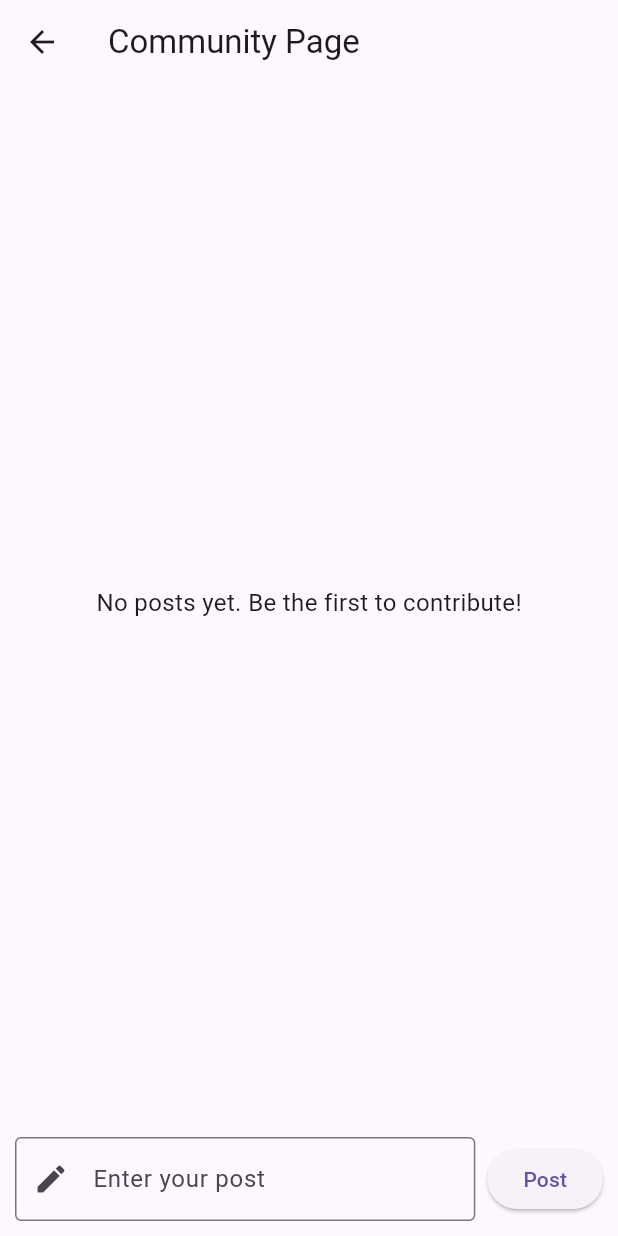
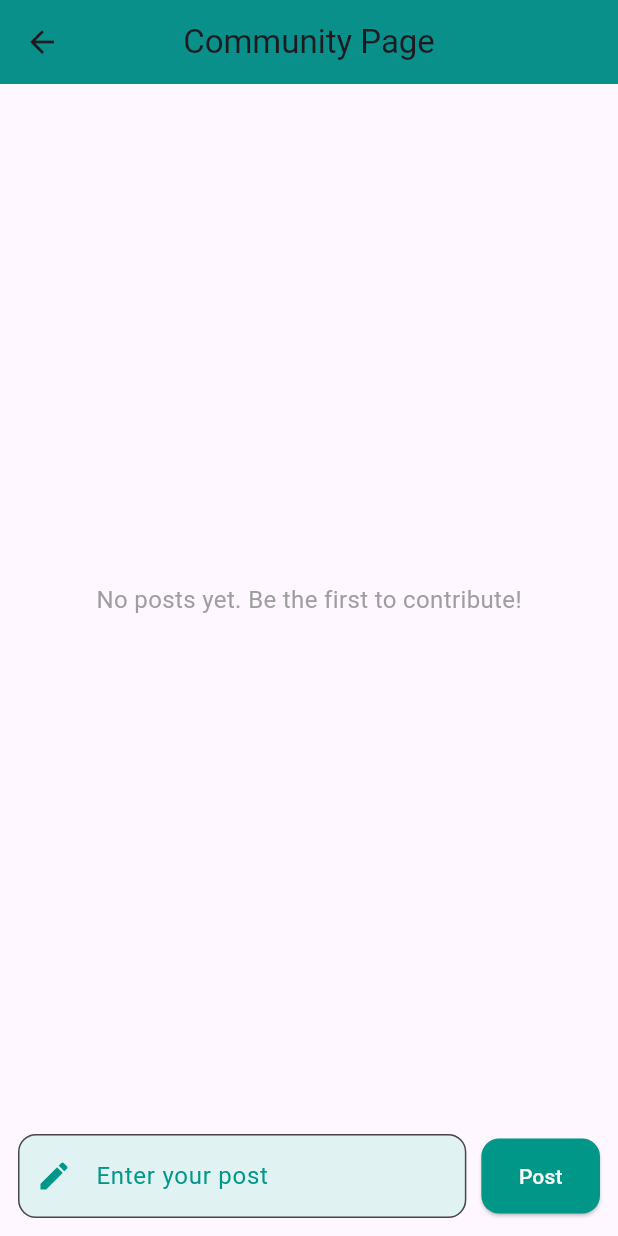
Before and after one commit to racchittt/gen_ai, a Flutter app: the CommunityPage screen opened directly, on a phone screen of 412 x 824 dp. Run offline on Flutter 3.47's test engine with Material 3 defaults, Android fonts, the phone set to English and light mode, and no system bars; our stand-ins replace circular_countdown_timer, google_fonts, lottie; network calls fail.

Commit message:
feat:community ui changes

```diff
--- a/lib/pages/community.dart
+++ b/lib/pages/community.dart
@@ -41,18 +41,26 @@ class _CommunityPageState extends State<CommunityPage> {
 
   @override
   Widget build(BuildContext context) {
+    final themeColor = Colors.teal;
+
     return Scaffold(
       appBar: AppBar(
-        title: Text('Community Page'),
+        title: const Text('Community Page'),
+        centerTitle: true,
+        backgroundColor: themeColor,
+        elevation: 4,
       ),
       body: Column(
         children: <Widget>[
           Expanded(
             child: _posts.isEmpty
-                ? Center(
+                ? const Center(
                     child: Text(
                       'No posts yet. Be the first to contribute!',
-                      style: TextStyle(fontSize: 16.0),
+                      style: TextStyle(
+                        fontSize: 16.0,
+                        color: Colors.grey,
+                      ),
                     ),
                   )
                 : ListView.builder(
@@ -60,23 +68,49 @@ class _CommunityPageState extends State<CommunityPage> {
                     itemBuilder: (context, index) {
                       final post = _posts[index];
                       return Card(
+                        elevation: 4,
                         margin: const EdgeInsets.symmetric(
                             vertical: 8.0, horizontal: 16.0),
-                        color: const Color(0xFFC5C5C5),
+                        shape: RoundedRectangleBorder(
+                          borderRadius: BorderRadius.circular(12),
+                        ),
+                        color: Colors.teal.shade50,
                         child: ListTile(
-                          title: Text(post['content']),
+                          title: Text(
+                            post['content'],
+                            style: const TextStyle(
+                              fontWeight: FontWeight.bold,
+                              color: Colors.black87,
+                            ),
+                          ),
                           subtitle: Text(
-                              'Posted on ${_formatTimestamp(post['timestamp'])}'),
+                            'Posted on ${_formatTimestamp(post['timestamp'])}',
+                            style: const TextStyle(
+                              color: Colors.black54,
+                            ),
+                          ),
                           trailing: Row(
                             mainAxisSize: MainAxisSize.min,
                             children: [
                               IconButton(
-                                icon: Icon(Icons.thumb_up_off_alt_rounded),
+                                icon: Icon(
+                                  Icons.thumb_up_off_alt_rounded,
+                                  color: themeColor,
+                                ),
                                 onPressed: () => _likePost(index),
                               ),
-                              Text('${post['likes']}'),
+                              Text(
+                                '${post['likes']}',
+                                style: TextStyle(
+                                  color: themeColor,
+                                  fontWeight: FontWeight.bold,
+                                ),
+                              ),
                               IconButton(
-                                icon: Icon(Icons.delete),
+                                icon: Icon(
+                                  Icons.delete,
+                                  color: Colors.red.shade400,
+                                ),
                                 onPressed: () => _deletePost(index),
                               ),
                             ],
@@ -87,7 +121,7 @@ class _CommunityPageState extends State<CommunityPage> {
                   ),
           ),
           Padding(
-            padding: const EdgeInsets.all(10.0),
+            padding: const EdgeInsets.all(12.0),
             child: Row(
               children: <Widget>[
                 Expanded(
@@ -95,15 +129,36 @@ class _CommunityPageState extends State<CommunityPage> {
                     controller: _controller,
                     decoration: InputDecoration(
                       labelText: 'Enter your post',
-                      border: OutlineInputBorder(),
-                      prefixIcon: Icon(Icons.edit),
+                      border: OutlineInputBorder(
+                        borderRadius: BorderRadius.circular(12),
+                        borderSide: BorderSide(color: themeColor, width: 2),
+                      ),
+                      prefixIcon: Icon(Icons.edit, color: themeColor),
+                      filled: true,
+                      fillColor: Colors.teal.shade50,
+                      labelStyle: TextStyle(color: themeColor),
+                      focusedBorder: OutlineInputBorder(
+                        borderRadius: BorderRadius.circular(12),
+                        borderSide: BorderSide(color: themeColor, width: 2),
+                      ),
                     ),
                   ),
                 ),
-                SizedBox(width: 8.0),
+                const SizedBox(width: 10),
                 ElevatedButton(
                   onPressed: _addPost,
-                  child: Text('Post'),
+                  child: const Text(
+                    'Post',
+                    style: TextStyle(color: Colors.white),
+                  ),
+                  style: ElevatedButton.styleFrom(
+                    backgroundColor: themeColor,
+                    padding: const EdgeInsets.symmetric(
+                        vertical: 15.0, horizontal: 25.0),
+                    shape: RoundedRectangleBorder(
+                      borderRadius: BorderRadius.circular(12),
+                    ),
+                  ),
                 ),
               ],
             ),
```
